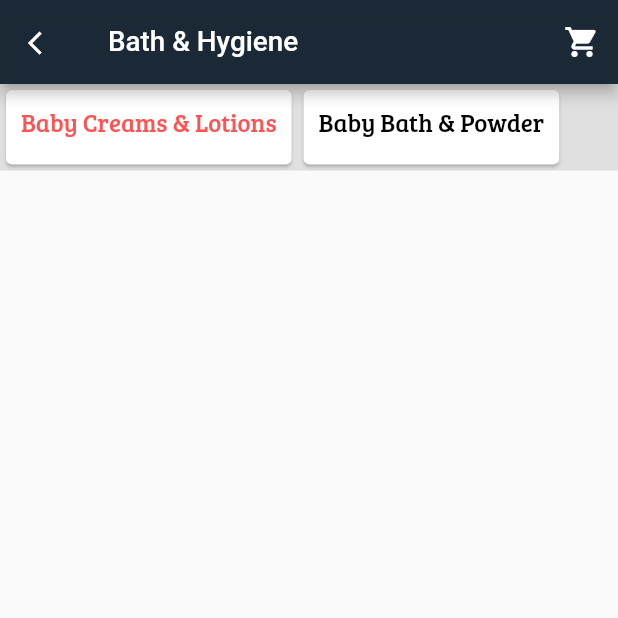
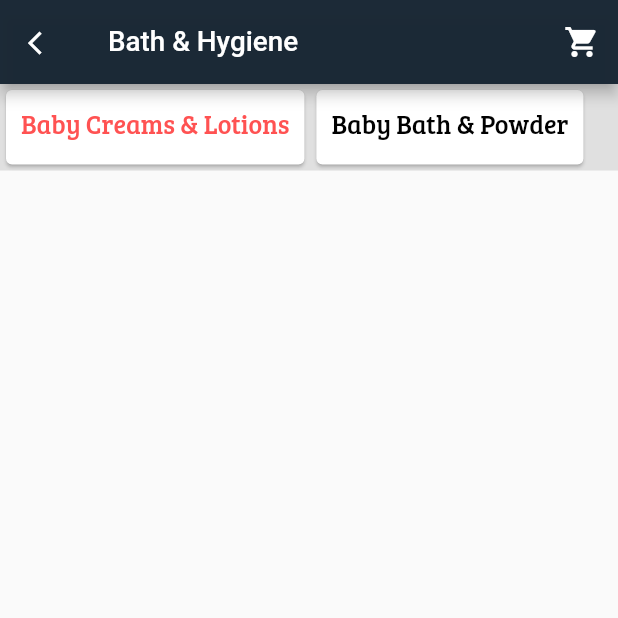
Before and after one commit to swaadheenta/Online_grocery_app, a Flutter app: the bath screen opened directly, on a phone screen of 412 x 824 dp, the top half of it. Run offline on Flutter 3.47's test engine with Material 2 defaults, Android fonts, the phone set to English and light mode, and no system bars; our stand-ins replace carousel_pro, cloud_firestore, firebase_auth, firebase_core; accounts and stored records are empty.

Commit message:
Update Bath.dart

```diff
--- a/lib/Category/BabyCare/Bath.dart
+++ b/lib/Category/BabyCare/Bath.dart
@@ -62,7 +62,7 @@ class _bathState extends State<bath> {
                         ? Colors.redAccent
                         : Colors.black,
                     fontFamily: "BreeSerif",
-                    fontSize: displayWidth(context) * 0.040),
+                    fontSize: displayWidth(context) * 0.042),
               ),
             ),
           ));
```
